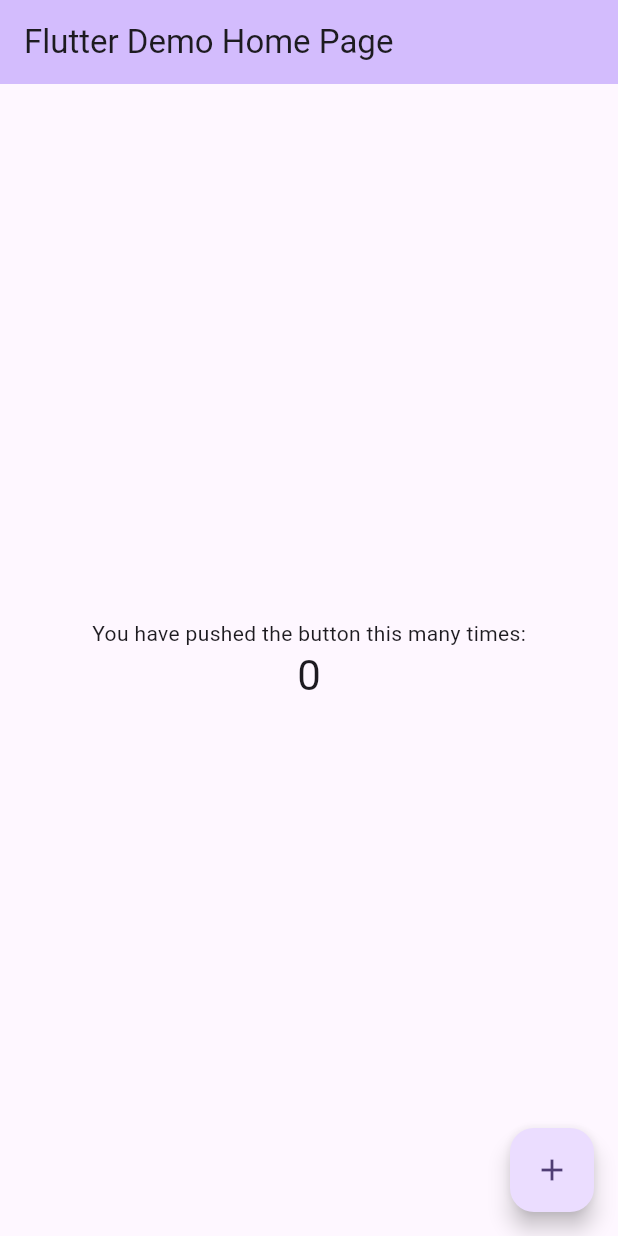
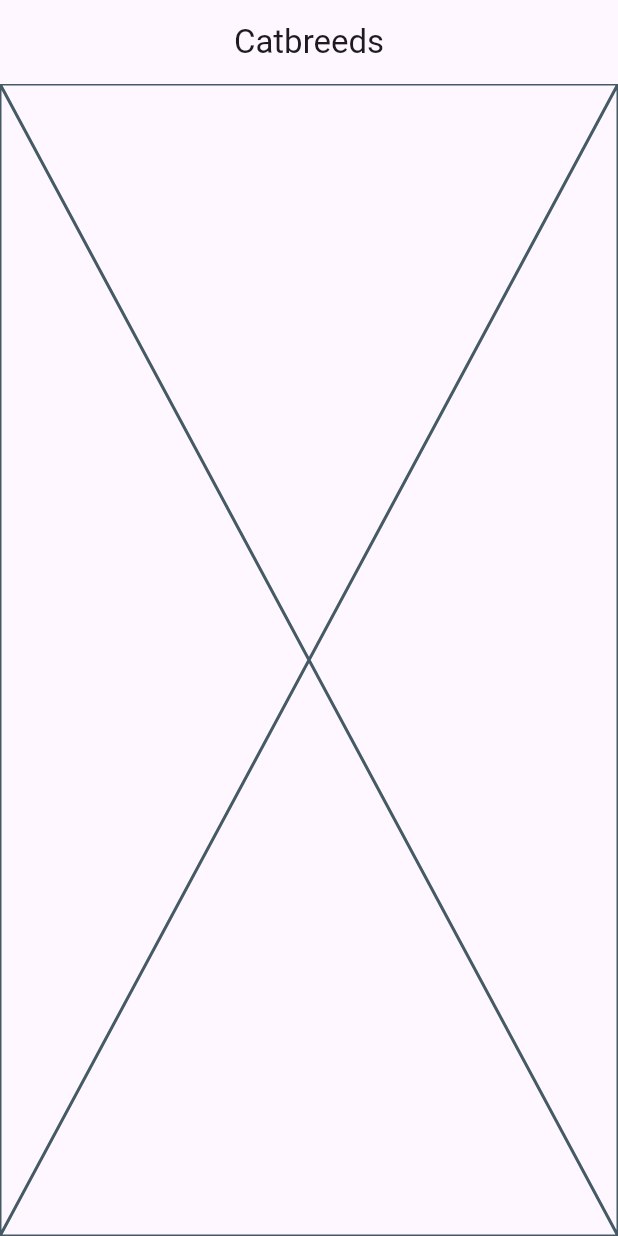
Before and after one commit to demanzanoc/the_cat_api_demo, a Flutter app: the screen it shows after launch, on a phone screen of 412 x 824 dp. Run offline on Flutter 3.47's test engine with Material 3 defaults, Android fonts, the phone set to English and light mode, and no system bars.

Commit message:
Home screen is created and responsibilities are separated

```diff
--- /dev/null
+++ b/lib/config/theme/app_theme.dart
@@ -0,0 +1,8 @@
+import 'package:flutter/material.dart';
+
+class AppTheme {
+  ThemeData getTheme() => ThemeData(
+        useMaterial3: true,
+        colorScheme: ColorScheme.fromSeed(seedColor: Colors.deepPurple),
+      );
+}
--- a/lib/main.dart
+++ b/lib/main.dart
@@ -1,4 +1,6 @@
 import 'package:flutter/material.dart';
+import 'package:prueba_gatos/config/theme/app_theme.dart';
+import 'presentation/screens/cats/home_screen.dart';
 
 void main() {
   runApp(const MainApp());
@@ -10,60 +12,9 @@ class MainApp extends StatelessWidget {
   @override
   Widget build(BuildContext context) {
     return MaterialApp(
-      title: 'Flutter Demo',
-      theme: ThemeData(
-        colorScheme: ColorScheme.fromSeed(seedColor: Colors.deepPurple),
-        useMaterial3: true,
-      ),
-      home: const MyHomePage(title: 'Flutter Demo Home Page'),
+      debugShowCheckedModeBanner: false,
+      theme: AppTheme().getTheme(),
+      home: const HomeScreen(),
     );
   }
 }
-
-class MyHomePage extends StatefulWidget {
-  const MyHomePage({super.key, required this.title});
-
-  final String title;
-
-  @override
-  State<MyHomePage> createState() => _MyHomePageState();
-}
-
-class _MyHomePageState extends State<MyHomePage> {
-  int _counter = 0;
-
-  void _incrementCounter() {
-    setState(() {
-      _counter++;
-    });
-  }
-
-  @override
-  Widget build(BuildContext context) {
-    return Scaffold(
-      appBar: AppBar(
-        backgroundColor: Theme.of(context).colorScheme.inversePrimary,
-        title: Text(widget.title),
-      ),
-      body: Center(
-        child: Column(
-          mainAxisAlignment: MainAxisAlignment.center,
-          children: <Widget>[
-            const Text(
-              'You have pushed the button this many times:',
-            ),
-            Text(
-              '$_counter',
-              style: Theme.of(context).textTheme.headlineMedium,
-            ),
-          ],
-        ),
-      ),
-      floatingActionButton: FloatingActionButton(
-        onPressed: _incrementCounter,
-        tooltip: 'Increment',
-        child: const Icon(Icons.add),
-      ),
-    );
-  }
-}
--- /dev/null
+++ b/lib/presentation/screens/cats/home_screen.dart
@@ -0,0 +1,20 @@
+import 'package:flutter/material.dart';
+
+class HomeScreen extends StatefulWidget {
+  const HomeScreen({super.key});
+
+  @override
+  State<HomeScreen> createState() => _HomeScreenState();
+}
+
+class _HomeScreenState extends State<HomeScreen> {
+  @override
+  Widget build(BuildContext context) {
+    return Scaffold(
+      appBar: AppBar(
+        title: const Center(child: Text('Catbreeds')),
+      ),
+      body: const Placeholder(),
+    );
+  }
+}
```
